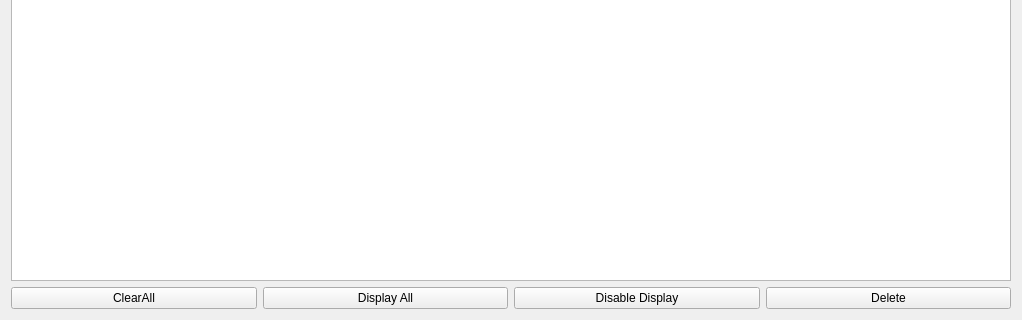
Old version of the form curvelistwidget.ui in the repository FdLSifu/qscat; both pictures show x 0 to 1022 and y 452 to 772 of the 1022 by 772 pixel window.
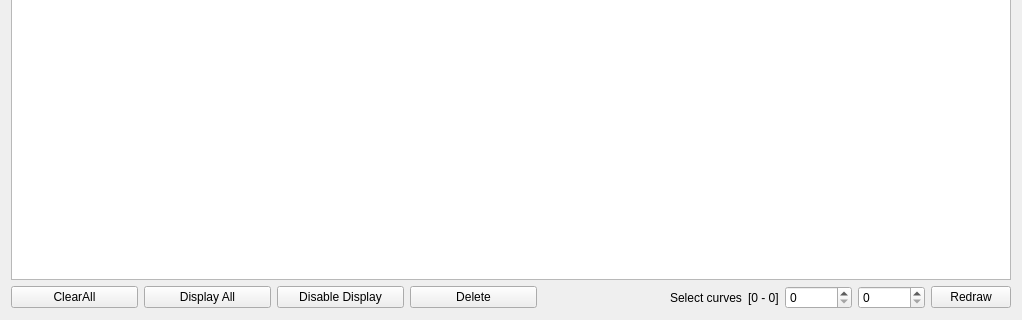
New version of the form.

Commit message: Add curves selection through spin boxes

Diff of the .ui file:
```diff
--- a/curvelistwidget.ui
+++ b/curvelistwidget.ui
@@ -14,10 +14,78 @@
    <string>Form</string>
   </property>
   <layout class="QGridLayout" name="gridLayout">
-   <item row="2" column="0">
+   <item row="1" column="0">
+    <layout class="QHBoxLayout" name="horizontalLayout_6">
+     <item>
+      <widget class="QTableWidget" name="table_curve">
+       <property name="editTriggers">
+        <set>QAbstractItemView::NoEditTriggers</set>
+       </property>
+       <property name="showDropIndicator" stdset="0">
+        <bool>true</bool>
+       </property>
+       <property name="alternatingRowColors">
+        <bool>true</bool>
+       </property>
+       <property name="rowCount">
+        <number>0</number>
+       </property>
+       <property name="columnCount">
+        <number>6</number>
+       </property>
+       <attribute name="horizontalHeaderCascadingSectionResizes">
+        <bool>true</bool>
+       </attribute>
+       <attribute name="horizontalHeaderStretchLastSection">
+        <bool>true</bool>
+       </attribute>
+       <attribute name="verticalHeaderVisible">
+        <bool>false</bool>
+       </attribute>
+       <column>
+        <property name="text">
+         <string>Nb</string>
+        </property>
+       </column>
+       <column>
+        <property name="text">
+         <string>Color</string>
+        </property>
+       </column>
+       <column>
+        <property name="text">
+         <string>Name</string>
+        </property>
+       </column>
+       <column>
+        <property name="text">
+         <string>Type</string>
+        </property>
+       </column>
+       <column>
+        <property name="text">
+         <string>x Offest</string>
+        </property>
+       </column>
+       <column>
+        <property name="text">
+         <string>Displayed</string>
+        </property>
+       </column>
+      </widget>
+     </item>
+    </layout>
+   </item>
+   <item row="3" column="0">
     <layout class="QHBoxLayout" name="horizontalLayout_2">
      <item>
       <widget class="QPushButton" name="clearall">
+       <property name="sizePolicy">
+        <sizepolicy hsizetype="MinimumExpanding" vsizetype="Fixed">
+         <horstretch>0</horstretch>
+         <verstretch>0</verstretch>
+        </sizepolicy>
+       </property>
        <property name="maximumSize">
         <size>
          <width>16777215</width>
@@ -31,6 +99,12 @@
      </item>
      <item>
       <widget class="QPushButton" name="displayall">
+       <property name="sizePolicy">
+        <sizepolicy hsizetype="MinimumExpanding" vsizetype="Fixed">
+         <horstretch>0</horstretch>
+         <verstretch>0</verstretch>
+        </sizepolicy>
+       </property>
        <property name="maximumSize">
         <size>
          <width>16777215</width>
@@ -44,6 +118,12 @@
      </item>
      <item>
       <widget class="QPushButton" name="displayoff">
+       <property name="sizePolicy">
+        <sizepolicy hsizetype="MinimumExpanding" vsizetype="Fixed">
+         <horstretch>0</horstretch>
+         <verstretch>0</verstretch>
+        </sizepolicy>
+       </property>
        <property name="maximumSize">
         <size>
          <width>16777215</width>
@@ -56,7 +136,13 @@
       </widget>
      </item>
      <item>
-      <widget class="QPushButton" name="delete_2">
+      <widget class="QPushButton" name="deleteCurve">
+       <property name="sizePolicy">
+        <sizepolicy hsizetype="MinimumExpanding" vsizetype="Fixed">
+         <horstretch>0</horstretch>
+         <verstretch>0</verstretch>
+        </sizepolicy>
+       </property>
        <property name="maximumSize">
         <size>
          <width>16777215</width>
@@ -68,66 +154,56 @@
        </property>
       </widget>
      </item>
+     <item>
+      <spacer name="horizontalSpacer_3">
+       <property name="orientation">
+        <enum>Qt::Horizontal</enum>
+       </property>
+       <property name="sizeHint" stdset="0">
+        <size>
+         <width>40</width>
+         <height>20</height>
+        </size>
+       </property>
+      </spacer>
+     </item>
+     <item>
+      <widget class="QLabel" name="label_sel_curves">
+       <property name="text">
+        <string>Select curves</string>
+       </property>
+      </widget>
+     </item>
+     <item>
+      <widget class="QLabel" name="label_range">
+       <property name="text">
+        <string>[0 - 0]</string>
+       </property>
+      </widget>
+     </item>
+     <item>
+      <widget class="QSpinBox" name="curveStart">
+       <property name="maximum">
+        <number>1000000</number>
+       </property>
+      </widget>
+     </item>
+     <item>
+      <widget class="QSpinBox" name="curveEnd">
+       <property name="maximum">
+        <number>1000000</number>
+       </property>
+      </widget>
+     </item>
+     <item>
+      <widget class="QPushButton" name="redraw">
+       <property name="text">
+        <string>Redraw</string>
+       </property>
+      </widget>
+     </item>
     </layout>
    </item>
-   <item row="1" column="0">
-    <widget class="QTableWidget" name="table_curve">
-     <property name="editTriggers">
-      <set>QAbstractItemView::NoEditTriggers</set>
-     </property>
-     <property name="showDropIndicator" stdset="0">
-      <bool>true</bool>
-     </property>
-     <property name="alternatingRowColors">
-      <bool>true</bool>
-     </property>
-     <property name="rowCount">
-      <number>0</number>
-     </property>
-     <property name="columnCount">
-      <number>6</number>
-     </property>
-     <attribute name="horizontalHeaderCascadingSectionResizes">
-      <bool>true</bool>
-     </attribute>
-     <attribute name="horizontalHeaderStretchLastSection">
-      <bool>true</bool>
-     </attribute>
-     <attribute name="verticalHeaderVisible">
-      <bool>false</bool>
-     </attribute>
-     <column>
-      <property name="text">
-       <string>Nb</string>
-      </property>
-     </column>
-     <column>
-      <property name="text">
-       <string>Color</string>
-      </property>
-     </column>
-     <column>
-      <property name="text">
-       <string>Name</string>
-      </property>
-     </column>
-     <column>
-      <property name="text">
-       <string>Type</string>
-      </property>
-     </column>
-     <column>
-      <property name="text">
-       <string>x Offest</string>
-      </property>
-     </column>
-     <column>
-      <property name="text">
-       <string>Displayed</string>
-      </property>
-     </column>
-    </widget>
-   </item>
    <item row="0" column="0">
     <layout class="QHBoxLayout" name="horizontalLayout">
      <property name="sizeConstraint">
```
Left out of the diff: 6 changed lines with no effect on the pictures. The commit also changes 3 other files.
